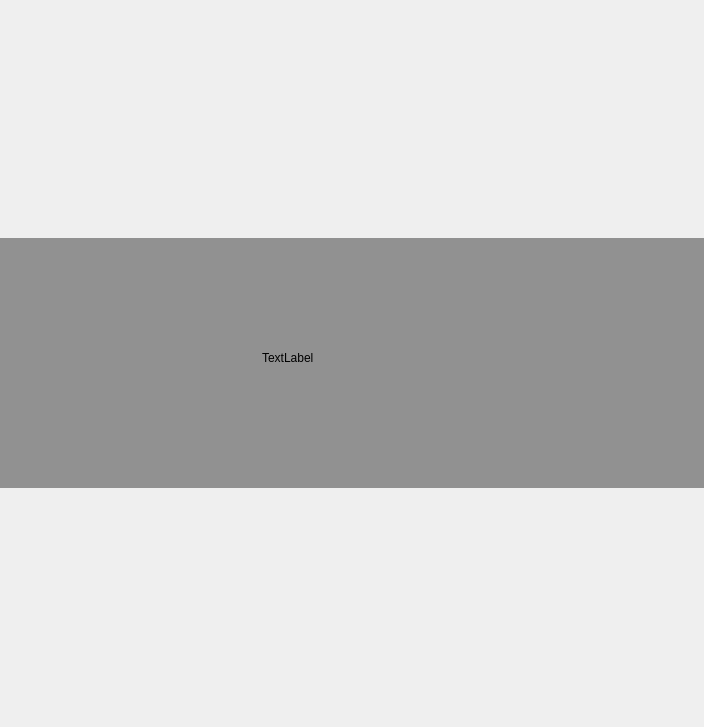
This is yali/gui/Ui/installwidget.ui in dadas45li/yali as Qt 5 draws it before an edit. The edited form follows.
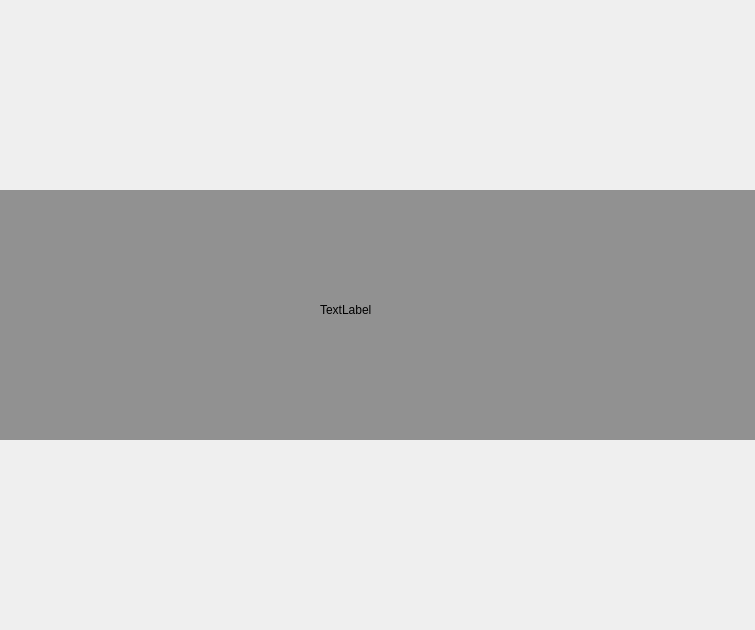
This is the edited form. Icons and pictures are not drawn.

Diff of the .ui file:
```diff
--- a/yali/gui/Ui/installwidget.ui
+++ b/yali/gui/Ui/installwidget.ui
@@ -6,8 +6,8 @@
    <rect>
     <x>0</x>
     <y>0</y>
-    <width>704</width>
-    <height>727</height>
+    <width>755</width>
+    <height>630</height>
    </rect>
   </property>
   <property name="windowTitle">
@@ -109,20 +109,20 @@
         <item>
          <widget class="QLabel" name="slideImage">
           <property name="sizePolicy">
-           <sizepolicy hsizetype="Expanding" vsizetype="Expanding">
+           <sizepolicy hsizetype="Fixed" vsizetype="Fixed">
             <horstretch>0</horstretch>
             <verstretch>0</verstretch>
            </sizepolicy>
           </property>
           <property name="minimumSize">
            <size>
-            <width>200</width>
+            <width>266</width>
             <height>200</height>
            </size>
           </property>
           <property name="maximumSize">
            <size>
-            <width>200</width>
+            <width>266</width>
             <height>200</height>
            </size>
           </property>
@@ -145,6 +145,12 @@
         </item>
         <item>
          <widget class="QLabel" name="slideText">
+          <property name="sizePolicy">
+           <sizepolicy hsizetype="Fixed" vsizetype="Preferred">
+            <horstretch>0</horstretch>
+            <verstretch>0</verstretch>
+           </sizepolicy>
+          </property>
           <property name="minimumSize">
            <size>
             <width>400</width>
```
